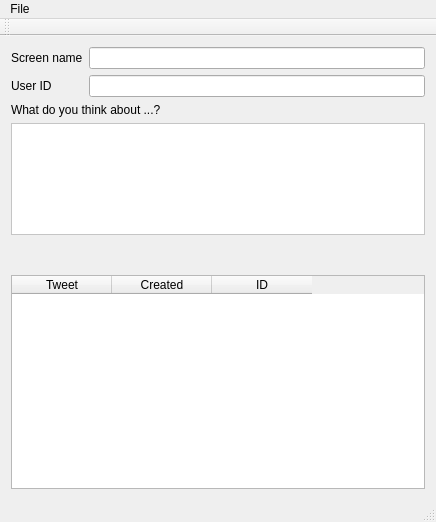
Above: mainwindow.ui from 607011/Twindicator before the change. Below: the same form after it.
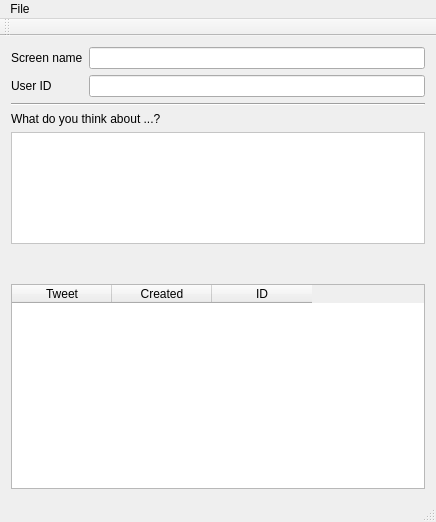
That is the form after the change. Icons and pictures are not drawn.

Diff of the .ui file:
```diff
--- a/mainwindow.ui
+++ b/mainwindow.ui
@@ -53,6 +53,13 @@
       </item>
      </layout>
     </item>
+    <item>
+     <widget class="Line" name="line">
+      <property name="orientation">
+       <enum>Qt::Horizontal</enum>
+      </property>
+     </widget>
+    </item>
     <item>
      <widget class="QLabel" name="label_3">
       <property name="text">
```
Left out of the diff: 6 changed lines with no effect on the pictures.
